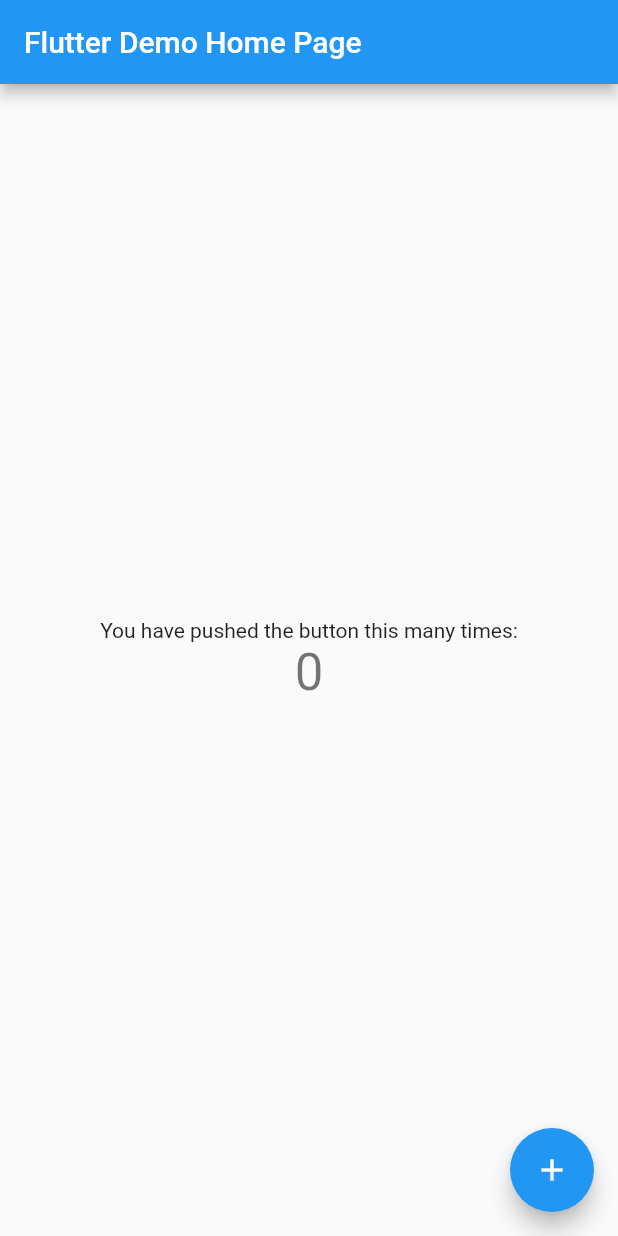
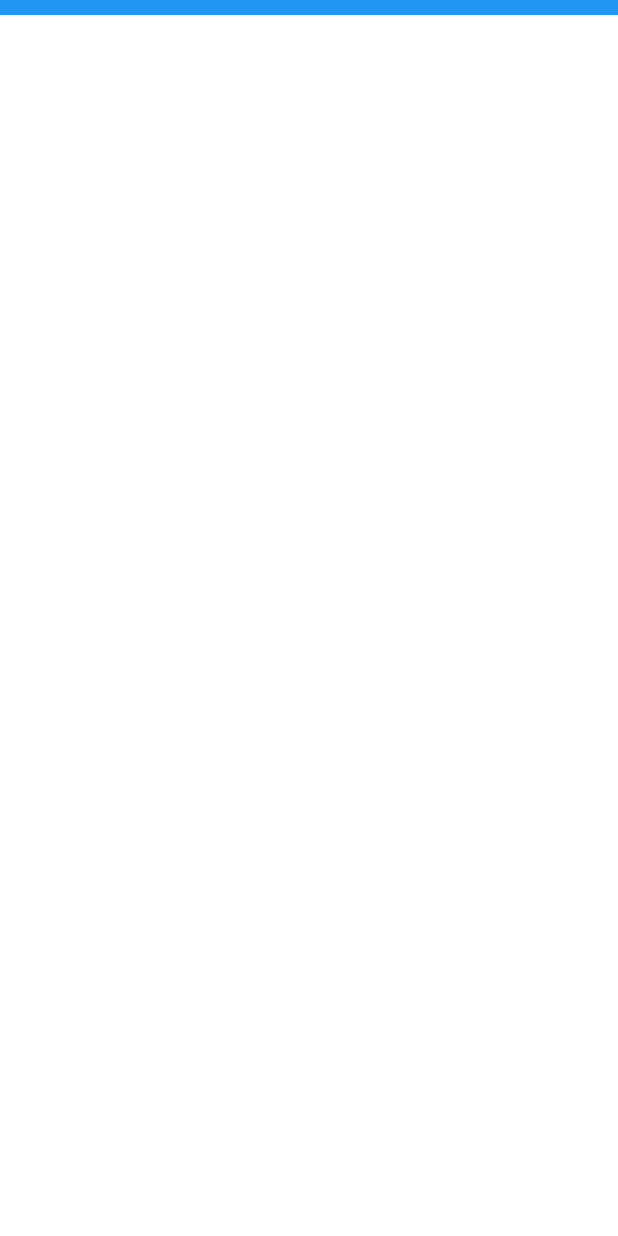
Before and after one commit to surenyonjan/page_forms, a Flutter app: the screen it shows after launch, on a phone screen of 412 x 824 dp. Run offline on Flutter 3.47's test engine with Material 2 defaults, Android fonts, the phone set to English and light mode, and no system bars.

Commit message:
show progress indicator below status bar

```diff
--- a/lib/main.dart
+++ b/lib/main.dart
@@ -1,4 +1,6 @@
 import 'package:flutter/material.dart';
+
+import 'package:page_forms/page_forms.dart';
 
 void main() => runApp(MyApp());
 
@@ -7,7 +9,7 @@ class MyApp extends StatelessWidget {
   @override
   Widget build(BuildContext context) {
     return MaterialApp(
-      title: 'Flutter Demo',
+      title: 'Page Forms',
       theme: ThemeData(
         // This is the theme of your application.
         //
@@ -20,92 +22,7 @@ class MyApp extends StatelessWidget {
         // is not restarted.
         primarySwatch: Colors.blue,
       ),
-      home: MyHomePage(title: 'Flutter Demo Home Page'),
+      home: PageForms(),
     );
   }
 }
-
-class MyHomePage extends StatefulWidget {
-  MyHomePage({Key key, this.title}) : super(key: key);
-
-  // This widget is the home page of your application. It is stateful, meaning
-  // that it has a State object (defined below) that contains fields that affect
-  // how it looks.
-
-  // This class is the configuration for the state. It holds the values (in this
-  // case the title) provided by the parent (in this case the App widget) and
-  // used by the build method of the State. Fields in a Widget subclass are
-  // always marked "final".
-
-  final String title;
-
-  @override
-  _MyHomePageState createState() => _MyHomePageState();
-}
-
-class _MyHomePageState extends State<MyHomePage> {
-  int _counter = 0;
-
-  void _incrementCounter() {
-    setState(() {
-      // This call to setState tells the Flutter framework that something has
-      // changed in this State, which causes it to rerun the build method below
-      // so that the display can reflect the updated values. If we changed
-      // _counter without calling setState(), then the build method would not be
-      // called again, and so nothing would appear to happen.
-      _counter++;
-    });
-  }
-
-  @override
-  Widget build(BuildContext context) {
-    // This method is rerun every time setState is called, for instance as done
-    // by the _incrementCounter method above.
-    //
-    // The Flutter framework has been optimized to make rerunning build methods
-    // fast, so that you can just rebuild anything that needs updating rather
-    // than having to individually change instances of widgets.
-    return Scaffold(
-      appBar: AppBar(
-        // Here we take the value from the MyHomePage object that was created by
-        // the App.build method, and use it to set our appbar title.
-        title: Text(widget.title),
-      ),
-      body: Center(
-        // Center is a layout widget. It takes a single child and positions it
-        // in the middle of the parent.
-        child: Column(
-          // Column is also layout widget. It takes a list of children and
-          // arranges them vertically. By default, it sizes itself to fit its
-          // children horizontally, and tries to be as tall as its parent.
-          //
-          // Invoke "debug painting" (press "p" in the console, choose the
-          // "Toggle Debug Paint" action from the Flutter Inspector in Android
-          // Studio, or the "Toggle Debug Paint" command in Visual Studio Code)
-          // to see the wireframe for each widget.
-          //
-          // Column has various properties to control how it sizes itself and
-          // how it positions its children. Here we use mainAxisAlignment to
-          // center the children vertically; the main axis here is the vertical
-          // axis because Columns are vertical (the cross axis would be
-          // horizontal).
-          mainAxisAlignment: MainAxisAlignment.center,
-          children: <Widget>[
-            Text(
-              'You have pushed the button this many times:',
-            ),
-            Text(
-              '$_counter',
-              style: Theme.of(context).textTheme.display1,
-            ),
-          ],
-        ),
-      ),
-      floatingActionButton: FloatingActionButton(
-        onPressed: _incrementCounter,
-        tooltip: 'Increment',
-        child: Icon(Icons.add),
-      ), // This trailing comma makes auto-formatting nicer for build methods.
-    );
-  }
-}
--- /dev/null
+++ b/lib/page_forms.dart
@@ -0,0 +1,63 @@
+
+import 'package:flutter/material.dart';
+
+final ThemeData _kThemeData = ThemeData(
+  primarySwatch: Colors.blue,
+  textTheme: TextTheme(
+    button: TextStyle(
+      color: Colors.white,
+      fontSize: 14.0,
+      fontWeight: FontWeight.normal,
+      wordSpacing: 1.5,
+      decoration: TextDecoration.none,
+    ),
+  ),
+);
+final double _kProgressIndicatorHeight = 10.0;
+final Color _kProgressIndicatorColor = Colors.blue;
+
+class PageForms extends StatefulWidget {
+
+  @override
+  PageFormsState createState() => PageFormsState(
+    themeData: _kThemeData,
+    progressIndicatorHeight: _kProgressIndicatorHeight,
+    progressIndicatorColor: _kProgressIndicatorColor,
+  );
+}
+
+class PageFormsState extends State<PageForms> with SingleTickerProviderStateMixin {
+
+  final ThemeData themeData;
+  final double progressIndicatorHeight;
+  final Color progressIndicatorColor;
+
+  PageFormsState({
+    @required this.themeData,
+    @required this.progressIndicatorHeight,
+    @required this.progressIndicatorColor,
+  });
+
+  @override
+  Widget build(BuildContext cxt) {
+    final MediaQueryData mediaQueryData = MediaQuery.of(cxt);
+    final screenWidth = mediaQueryData.size.width;
+    final statusBarHeight = mediaQueryData.padding.top;
+    return SizedBox.expand(
+      child: Stack(
+        children: <Widget>[
+          // progress indicator
+          Positioned(
+            top: statusBarHeight,
+            left: 0.0,
+            child: Container(
+              color: progressIndicatorColor,
+              width: screenWidth,
+              height: progressIndicatorHeight,
+            ),
+          ),
+        ],
+      ),
+    );
+  }
+}
```
